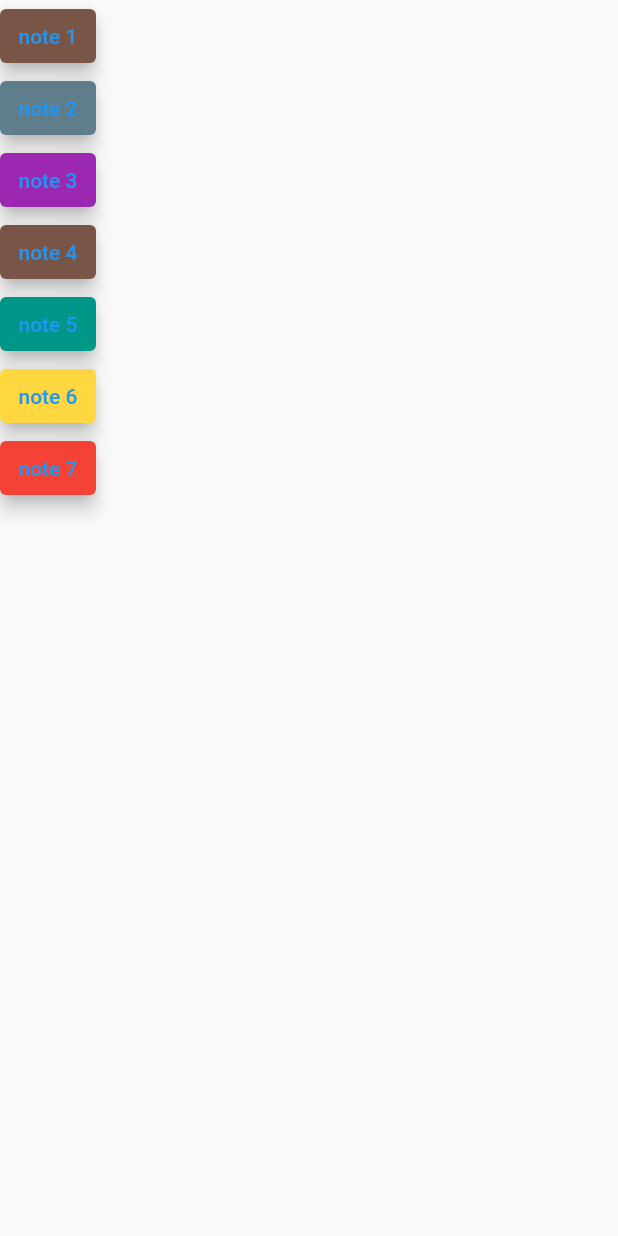
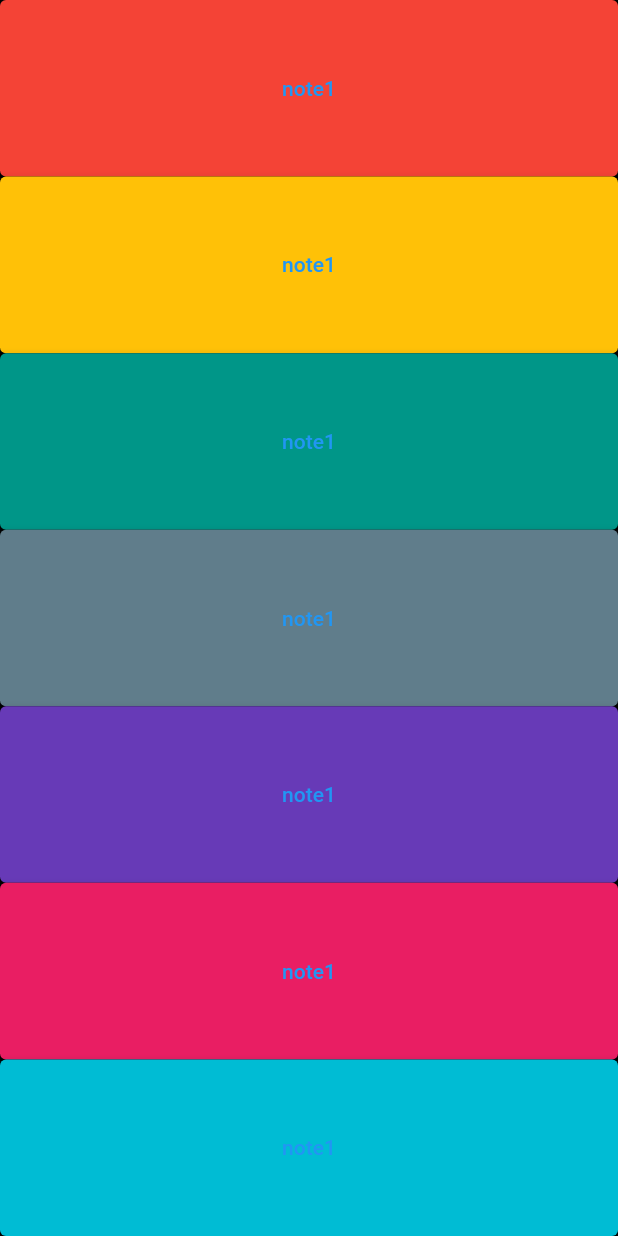
Before and after one commit to bethel-m/xylophone, a Flutter app: the screen it shows after launch, on a phone screen of 412 x 824 dp. Run offline on Flutter 3.47's test engine with Material 2 defaults, Android fonts, the phone set to English and light mode, and no system bars; our stand-ins replace audioplayers.

Commit message:
expanding widgets

```diff
--- a/lib/main.dart
+++ b/lib/main.dart
@@ -2,42 +2,105 @@
 import 'package:audioplayers/audioplayers.dart';
 
 void main() => runApp(XylophoneApp());
+playSound(int soundNumber) {
+  final player = AudioPlayer();
+  player.play(AssetSource('note$soundNumber.wav'));
+}
 
 class XylophoneApp extends StatelessWidget {
-  TextButton soundNumber(int num) {
-    List colors = [
-      Colors.brown,
-      Colors.blueGrey,
-      Colors.purple,
-      Colors.brown,
-      Colors.teal,
-      Colors.amberAccent,
-      Colors.red
-    ];
-    var button = TextButton(
-      onPressed: () async {
-        final player = AudioPlayer();
-        // add one since the note files start from 0
-        player.play(AssetSource('note${num + 1}.wav'));
-      },
-      style: TextButton.styleFrom(
-        elevation: 5,
-        backgroundColor: colors[num],
-      ),
-      // add 1 to num so that the notes files start from 1 not 0
-      child: Text("note ${num + 1}"),
-    );
-    return button;
-  }
-
   @override
   Widget build(BuildContext context) {
     return MaterialApp(
       home: Scaffold(
+        backgroundColor: Colors.black,
         body: SafeArea(
           child: Column(
+            crossAxisAlignment: CrossAxisAlignment.stretch,
             children: [
-              for (int i = 0; i < 7; i++) soundNumber(i),
+              Expanded(
+                child: TextButton(
+                  onPressed: () async {
+                    playSound(1);
+                  },
+                  style: TextButton.styleFrom(
+                    elevation: 5,
+                    backgroundColor: Colors.red,
+                  ),
+                  child: const Text("note1"),
+                ),
+              ),
+              Expanded(
+                child: TextButton(
+                  onPressed: () async {
+                    playSound(2);
+                  },
+                  style: TextButton.styleFrom(
+                    elevation: 5,
+                    backgroundColor: Colors.amber,
+                  ),
+                  child: const Text("note1"),
+                ),
+              ),
+              Expanded(
+                child: TextButton(
+                  onPressed: () async {
+                    playSound(3);
+                  },
+                  style: TextButton.styleFrom(
+                    elevation: 5,
+                    backgroundColor: Colors.teal,
+                  ),
+                  child: const Text("note1"),
+                ),
+              ),
+              Expanded(
+                child: TextButton(
+                  onPressed: () async {
+                    playSound(4);
+                  },
+                  style: TextButton.styleFrom(
+                    elevation: 5,
+                    backgroundColor: Colors.blueGrey,
+                  ),
+                  child: const Text("note1"),
+                ),
+              ),
+              Expanded(
+                child: TextButton(
+                  onPressed: () async {
+                    playSound(5);
+                  },
+                  style: TextButton.styleFrom(
+                    elevation: 5,
+                    backgroundColor: Colors.deepPurple,
+                  ),
+                  child: const Text("note1"),
+                ),
+              ),
+              Expanded(
+                child: TextButton(
+                  onPressed: () async {
+                    playSound(6);
+                  },
+                  style: TextButton.styleFrom(
+                    elevation: 5,
+                    backgroundColor: Colors.pink,
+                  ),
+                  child: const Text("note1"),
+                ),
+              ),
+              Expanded(
+                child: TextButton(
+                  onPressed: () async {
+                    playSound(7);
+                  },
+                  style: TextButton.styleFrom(
+                    elevation: 5,
+                    backgroundColor: Colors.cyan,
+                  ),
+                  child: const Text("note1"),
+                ),
+              ),
             ],
           ),
         ),
```
